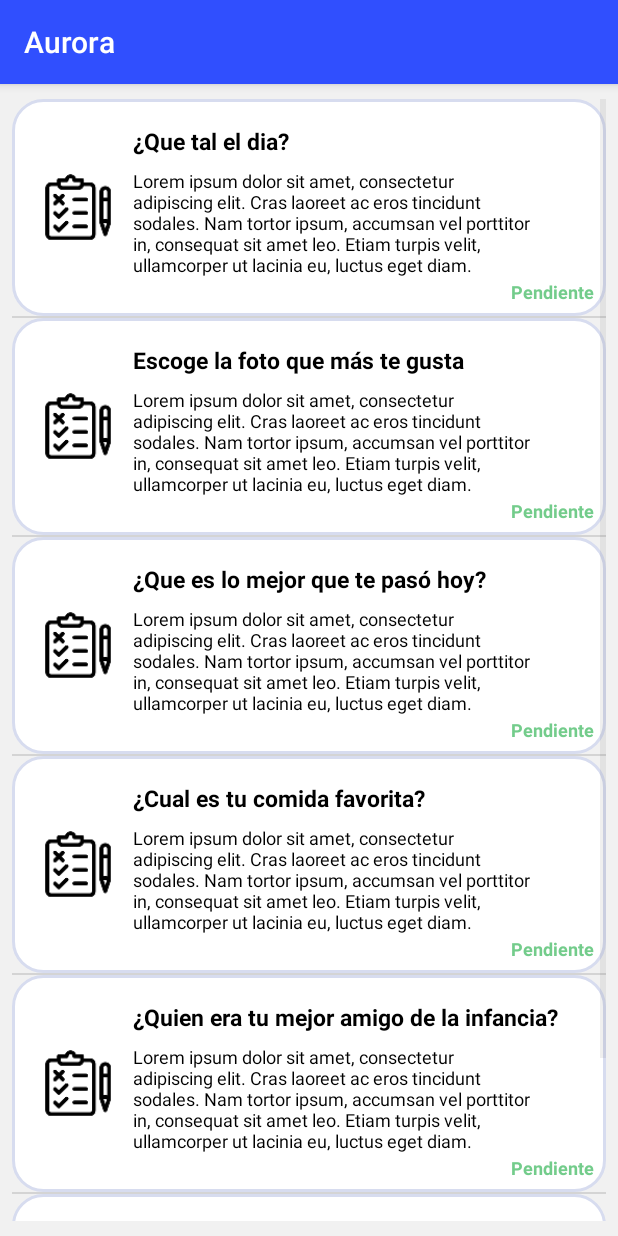
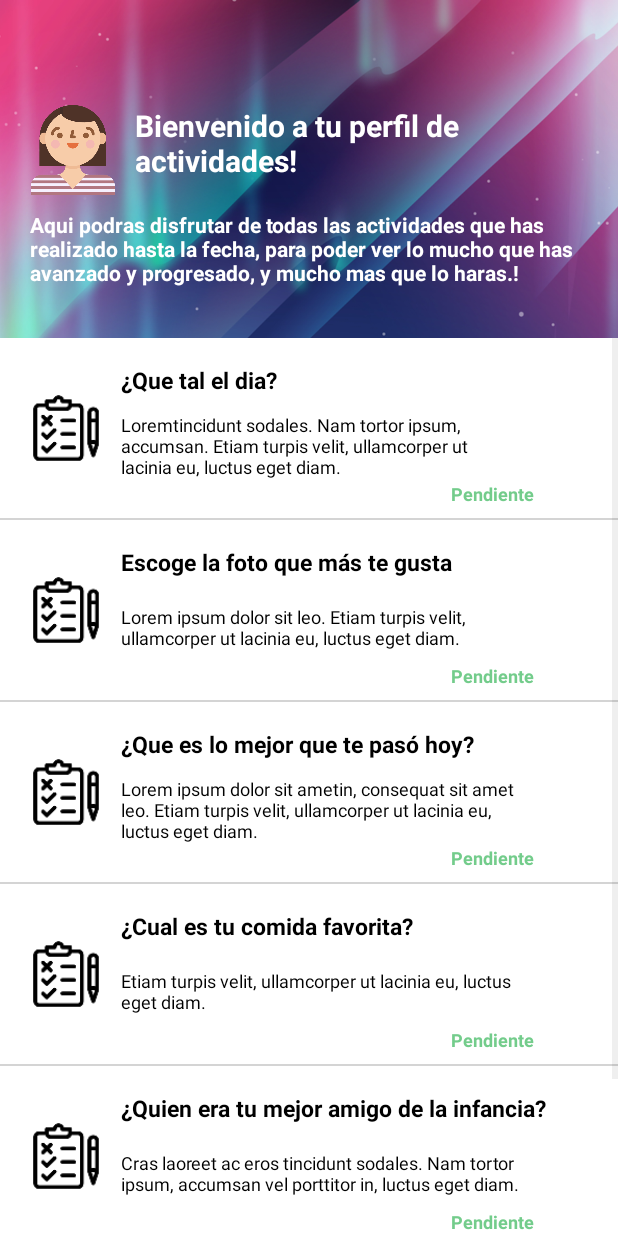
Before and after one commit to Fonsi20/Android---Aurora, an Android app: the ListaActividad screen opened directly, with no data from a screen before it, on a phone screen of 412 x 824 dp. Run offline under Robolectric (Android 15) with nearby library versions, the phone set to English and light mode, and no system bars.

Commit message:
Pantalla de perfil lista. Ahora solo faltna las de cada una de las actividades y quizas las de entrada a la app por primera vez.

```diff
--- a/app/src/main/java/com/example/a16alfonsofa/aurora01/Pantallas/ListaActividad.java
+++ b/app/src/main/java/com/example/a16alfonsofa/aurora01/Pantallas/ListaActividad.java
@@ -14,18 +14,19 @@ public class ListaActividad extends AppCompatActivity {
     ListView lista;
 
     String[][] datos = {
-            {"¿Que tal el dia?", "Lorem ipsum dolor sit amet, consectetur adipiscing elit. Cras laoreet ac eros tincidunt sodales. Nam tortor ipsum, accumsan vel porttitor in, consequat sit amet leo. Etiam turpis velit, ullamcorper ut lacinia eu, luctus eget diam."},
-            {"Escoge la foto que más te gusta", "Lorem ipsum dolor sit amet, consectetur adipiscing elit. Cras laoreet ac eros tincidunt sodales. Nam tortor ipsum, accumsan vel porttitor in, consequat sit amet leo. Etiam turpis velit, ullamcorper ut lacinia eu, luctus eget diam."},
-            {"¿Que es lo mejor que te pasó hoy?", "Lorem ipsum dolor sit amet, consectetur adipiscing elit. Cras laoreet ac eros tincidunt sodales. Nam tortor ipsum, accumsan vel porttitor in, consequat sit amet leo. Etiam turpis velit, ullamcorper ut lacinia eu, luctus eget diam."},
-            {"¿Cual es tu comida favorita?", "Lorem ipsum dolor sit amet, consectetur adipiscing elit. Cras laoreet ac eros tincidunt sodales. Nam tortor ipsum, accumsan vel porttitor in, consequat sit amet leo. Etiam turpis velit, ullamcorper ut lacinia eu, luctus eget diam."},
-            {"¿Quien era tu mejor amigo de la infancia?", "Lorem ipsum dolor sit amet, consectetur adipiscing elit. Cras laoreet ac eros tincidunt sodales. Nam tortor ipsum, accumsan vel porttitor in, consequat sit amet leo. Etiam turpis velit, ullamcorper ut lacinia eu, luctus eget diam."},
-            {"Dime tu canción favorita!", "Lorem ipsum dolor sit amet, consectetur adipiscing elit. Cras laoreet ac eros tincidunt sodales. Nam tortor ipsum, accumsan vel porttitor in, consequat sit amet leo. Etiam turpis velit, ullamcorper ut lacinia eu, luctus eget diam."},
+            {"¿Que tal el dia?", "Loremtincidunt sodales. Nam tortor ipsum, accumsan. Etiam turpis velit, ullamcorper ut lacinia eu, luctus eget diam."},
+            {"Escoge la foto que más te gusta", "Lorem ipsum dolor sit leo. Etiam turpis velit, ullamcorper ut lacinia eu, luctus eget diam."},
+            {"¿Que es lo mejor que te pasó hoy?", "Lorem ipsum dolor sit ametin, consequat sit amet leo. Etiam turpis velit, ullamcorper ut lacinia eu, luctus eget diam."},
+            {"¿Cual es tu comida favorita?", "Etiam turpis velit, ullamcorper ut lacinia eu, luctus eget diam."},
+            {"¿Quien era tu mejor amigo de la infancia?", "Cras laoreet ac eros tincidunt sodales. Nam tortor ipsum, accumsan vel porttitor in, luctus eget diam."},
+            {"Dime tu canción favorita!", "Etiam turpis velit, ullamcorper ut lacinia eu, luctus eget diam."},
     };
 
     @Override
     protected void onCreate(Bundle savedInstanceState) {
         super.onCreate(savedInstanceState);
         setContentView(R.layout.activity_lista_actividad);
+        getSupportActionBar().hide();
 
         lista = (ListView) findViewById(R.id.lvLista);
         lista.setAdapter(new Adaptador(ListaActividad.this, datos));
--- a/app/src/main/res/layout/activity_lista_actividad.xml
+++ b/app/src/main/res/layout/activity_lista_actividad.xml
@@ -5,18 +5,72 @@
     android:layout_width="match_parent"
     android:layout_height="match_parent"
     android:background="@color/Gris"
-    android:paddingBottom="10dp"
-    android:paddingTop="10dp"
     tools:context=".Pantallas.ListaActividad">
 
+    <RelativeLayout
+        android:layout_width="match_parent"
+        android:layout_height="wrap_content">
+
+        <ImageView
+            android:id="@+id/top"
+            android:layout_width="match_parent"
+            android:layout_height="225dp"
+            android:scaleType="centerCrop"
+            android:background="@drawable/top" />
+
+        <LinearLayout
+            android:layout_width="match_parent"
+            android:layout_height="wrap_content"
+            android:layout_margin="20dp"
+            android:orientation="vertical">
+
+        <LinearLayout
+            android:layout_marginTop="20dp"
+            android:layout_width="match_parent"
+            android:layout_height="wrap_content"
+            android:orientation="horizontal">
+            <ImageView
+                android:layout_marginTop="30dp"
+                android:layout_width="60dp"
+                android:layout_height="60dp"
+                android:src="@drawable/woman2"/>
+
+            <TextView
+                android:layout_width="match_parent"
+                android:layout_height="wrap_content"
+                android:layout_marginTop="30dp"
+                android:layout_marginLeft="10dp"
+                android:text="Bienvenido a tu perfil de actividades!"
+                android:textColor="@color/white"
+                android:textSize="20dp"
+                android:textStyle="bold" />
+        </LinearLayout>
+
+
+
+            <TextView
+                android:layout_width="match_parent"
+                android:layout_height="wrap_content"
+                android:layout_marginTop="10dp"
+                android:text="Aqui podras disfrutar de todas las actividades que has realizado hasta la fecha, para poder ver lo mucho que has avanzado y progresado, y mucho mas que lo haras.!"
+                android:textColor="@color/white"
+                android:textSize="14dp"
+                android:textStyle="bold" />
+
+
+        </LinearLayout>
+
         <ListView
+            android:layout_below="@id/top"
             android:id="@+id/lvLista"
             android:layout_width="match_parent"
             android:layout_height="wrap_content"
-        android:layout_margin="8dp"
+            android:dividerHeight="1dp"
             app:layout_constraintBottom_toBottomOf="parent"
             app:layout_constraintLeft_toLeftOf="parent"
             app:layout_constraintRight_toRightOf="parent"
             app:layout_constraintTop_toTopOf="parent" />
 
+    </RelativeLayout>
+
 </android.support.constraint.ConstraintLayout>
--- a/app/src/main/res/layout/activity_splash.xml
+++ b/app/src/main/res/layout/activity_splash.xml
@@ -2,5 +2,6 @@
 <LinearLayout xmlns:android="http://schemas.android.com/apk/res/android"
     android:layout_width="match_parent"
     android:layout_height="match_parent"
-    android:background="@drawable/splash_img">
+    android:background="@drawable/splash2"
+    android:scaleType="centerCrop">
 </LinearLayout>
--- a/app/src/main/res/layout/elemento_lista.xml
+++ b/app/src/main/res/layout/elemento_lista.xml
@@ -4,7 +4,9 @@
     xmlns:tools="http://schemas.android.com/tools"
     android:layout_width="match_parent"
     android:layout_height="match_parent"
-    android:background="@drawable/estilolista">
+    android:layout_marginRight="10dp"
+    android:layout_marginLeft="10dp"
+    android:background="@color/white">
 
     <android.support.constraint.Guideline
         android:id="@+id/guideline"
@@ -29,27 +31,21 @@
         android:layout_width="wrap_content"
         android:layout_height="wrap_content"
         android:orientation="horizontal"
-        app:layout_constraintGuide_begin="118dp"
-        tools:layout_editor_absoluteY="118dp"
-        tools:layout_editor_absoluteX="0dp" />
+        app:layout_constraintGuide_begin="97dp" />
 
     <android.support.constraint.Guideline
         android:id="@+id/guideline4"
         android:layout_width="384dp"
         android:layout_height="0dp"
         android:orientation="horizontal"
-        app:layout_constraintGuide_begin="145dp"
-        tools:layout_editor_absoluteY="145dp"
-        tools:layout_editor_absoluteX="0dp" />
+        app:layout_constraintGuide_begin="120dp" />
 
     <android.support.constraint.Guideline
         android:id="@+id/guideline5"
         android:layout_width="384dp"
         android:layout_height="0dp"
         android:orientation="horizontal"
-        app:layout_constraintGuide_begin="145dp"
-        tools:layout_editor_absoluteY="145dp"
-        tools:layout_editor_absoluteX="0dp" />
+        app:layout_constraintGuide_begin="120dp" />
 
     <android.support.constraint.Guideline
         android:id="@+id/guideline6"
@@ -98,18 +94,17 @@
         android:layout_marginStart="8dp" />
 
     <TextView
-        android:textStyle="bold"
         android:id="@+id/tvDuracion"
         android:layout_width="wrap_content"
         android:layout_height="wrap_content"
-        android:layout_marginRight="8dp"
+        android:layout_marginRight="56dp"
+        android:layout_marginBottom="8dp"
+        android:text="TextView"
+        android:textColor="@color/colorvacio"
         android:textSize="12sp"
-        android:textColor="@color/colorvacio"
-        android:text="TextView"
-        android:layout_marginBottom="8dp"
+        android:textStyle="bold"
         app:layout_constraintBottom_toTopOf="@+id/guideline4"
-        app:layout_constraintRight_toRightOf="parent"
-        android:layout_marginEnd="8dp" />
+        app:layout_constraintRight_toRightOf="parent" />
 
     <ImageView
         android:id="@+id/ivImagen"
```
Also changed, not shown: app/src/main/res/drawable-mdpi/splash2.jpg (added), app/src/main/res/drawable-mdpi/top.png (added). Lines whose indentation alone changed are shown as unchanged.
